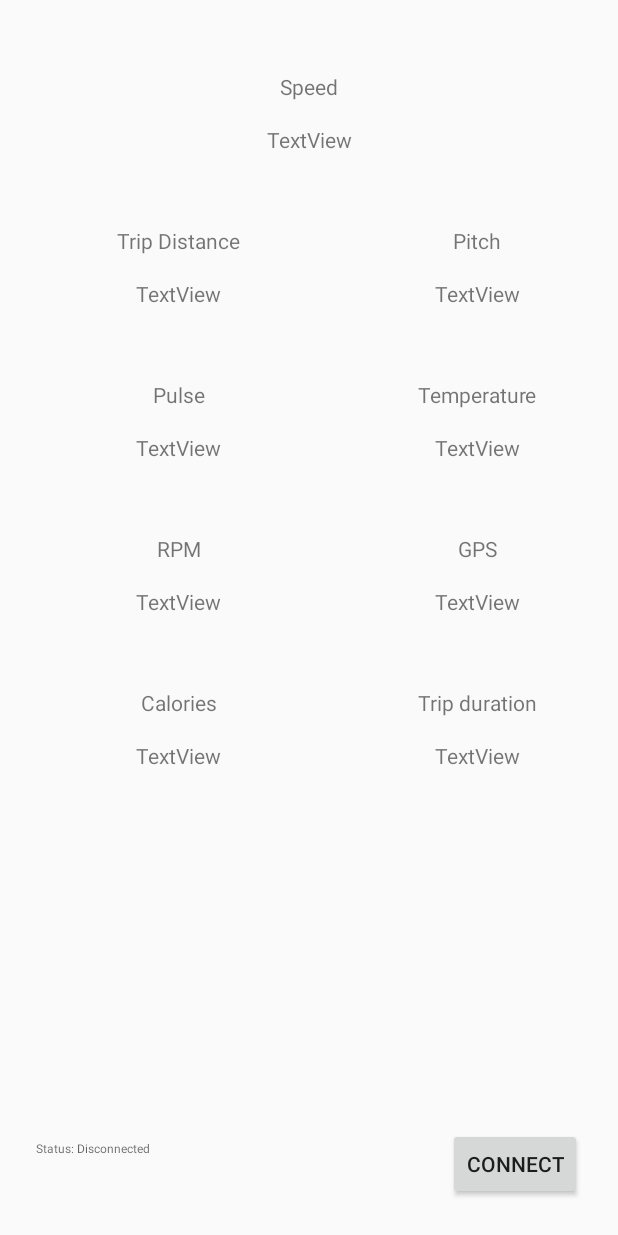
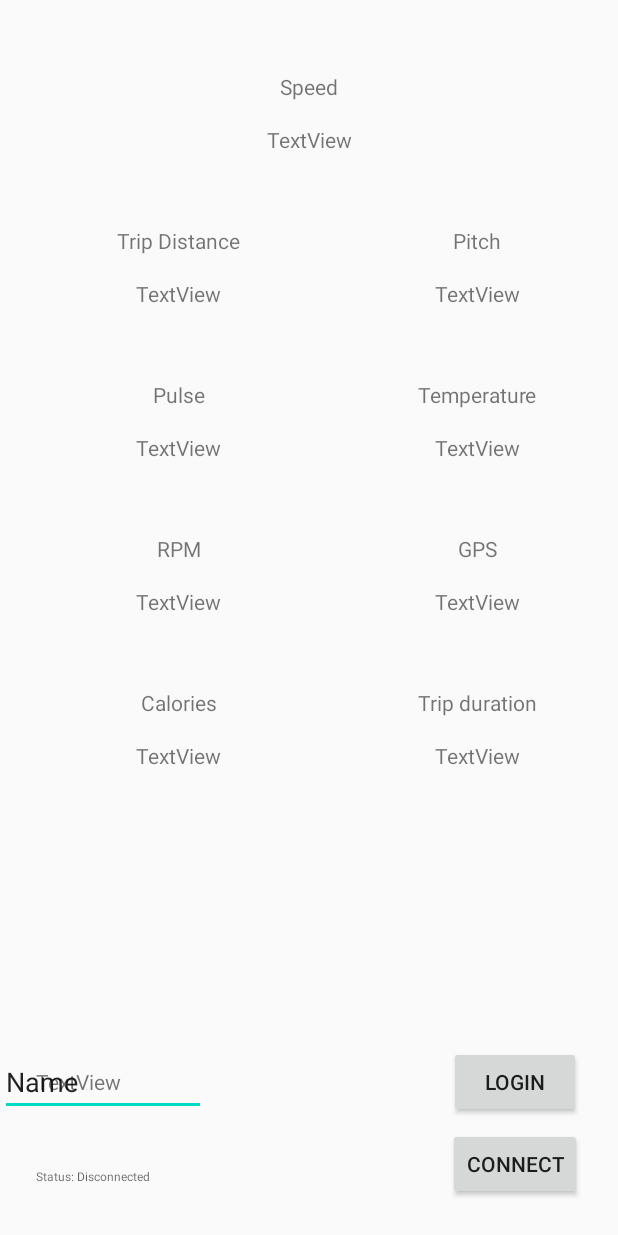
Before and after one commit to Max-Leopold/MeBike, an Android app: the layout main_display.xml on its own in the app's theme, with its tools: preview values and no code run, on a phone screen of 412 x 824 dp. Run offline under Robolectric (Android 15) with nearby library versions, the light colour scheme and no system bars.

Commit message:
added login method

```diff
--- a/MeBikeApp/app/src/main/res/layout/main_display.xml
+++ b/MeBikeApp/app/src/main/res/layout/main_display.xml
@@ -12,9 +12,11 @@
         android:layout_height="wrap_content"
         android:layout_marginStart="24dp"
         android:layout_marginTop="8dp"
+        android:layout_marginBottom="16dp"
         android:layout_weight="1"
         android:hint="@string/status_disconnected"
         android:textSize="@dimen/text"
+        app:layout_constraintBottom_toBottomOf="parent"
         app:layout_constraintStart_toStartOf="parent"
         app:layout_constraintTop_toTopOf="@+id/communicate_connect" />
 
@@ -212,4 +214,34 @@
         app:layout_constraintStart_toStartOf="@+id/tripTime"
         app:layout_constraintTop_toBottomOf="@+id/tripTime" />
 
+    <EditText
+        android:id="@+id/editTextTextPersonName"
+        android:layout_width="137dp"
+        android:layout_height="45dp"
+        android:ems="10"
+        android:inputType="textPersonName"
+        android:text="Name"
+        app:layout_constraintBottom_toBottomOf="@+id/textView"
+        app:layout_constraintTop_toTopOf="@+id/textView"
+        tools:layout_editor_absoluteX="104dp" />
+
+    <Button
+        android:id="@+id/loginBtn"
+        android:layout_width="wrap_content"
+        android:layout_height="wrap_content"
+        android:text="@string/login_button"
+        app:layout_constraintBottom_toBottomOf="@+id/editTextTextPersonName"
+        app:layout_constraintEnd_toEndOf="@+id/communicate_connect"
+        app:layout_constraintStart_toStartOf="@+id/communicate_connect"
+        app:layout_constraintTop_toTopOf="@+id/editTextTextPersonName" />
+
+    <TextView
+        android:id="@+id/textView"
+        android:layout_width="wrap_content"
+        android:layout_height="wrap_content"
+        android:layout_marginBottom="48dp"
+        android:text="TextView"
+        app:layout_constraintBottom_toTopOf="@+id/communicate_connection_text"
+        app:layout_constraintStart_toStartOf="@+id/communicate_connection_text" />
+
 </androidx.constraintlayout.widget.ConstraintLayout>
--- a/MeBikeApp/app/src/main/res/values/strings.xml
+++ b/MeBikeApp/app/src/main/res/values/strings.xml
@@ -26,4 +26,9 @@
     <string name="gps_label">GPS</string>
     <string name="calorie_label">Calories</string>
     <string name="trip_time_label">Trip duration</string>
+    <string name="login_button">Login</string>
+
+    <string name="server_url">0.0.0.0.0:8080</string>
+
+
 </resources>
```
Also changed, not shown: MeBikeApp/app/src/main/java/de/hhn/mebike/mebikeapp/CommunicateActivity.java (+12 -1 lines), MeBikeApp/app/src/main/java/de/hhn/mebike/mebikeapp/CommunicateViewModel.java (+61 -5 lines), MeBikeApp/app/src/main/java/de/hhn/mebike/mebikeapp/util/Haversine.java (added, +24 -0 lines).
